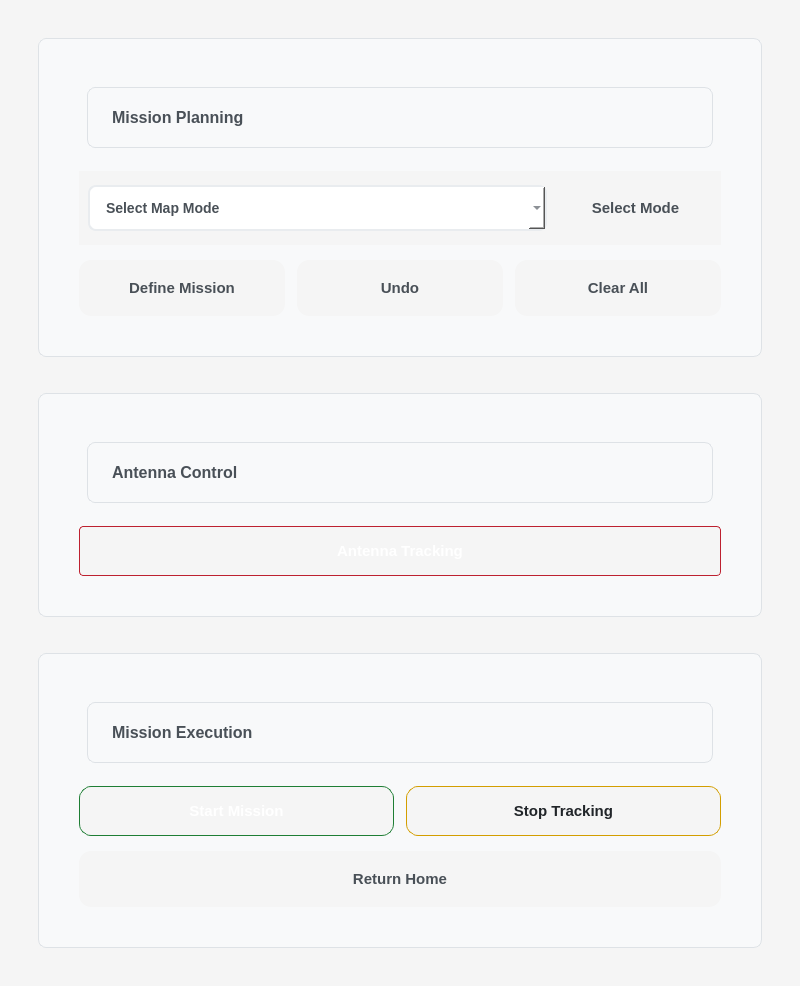
This is uifolder/TargetsPage.ui in Jelsin29/GCS_USV as Qt 5 draws it before an edit. The edited form follows.
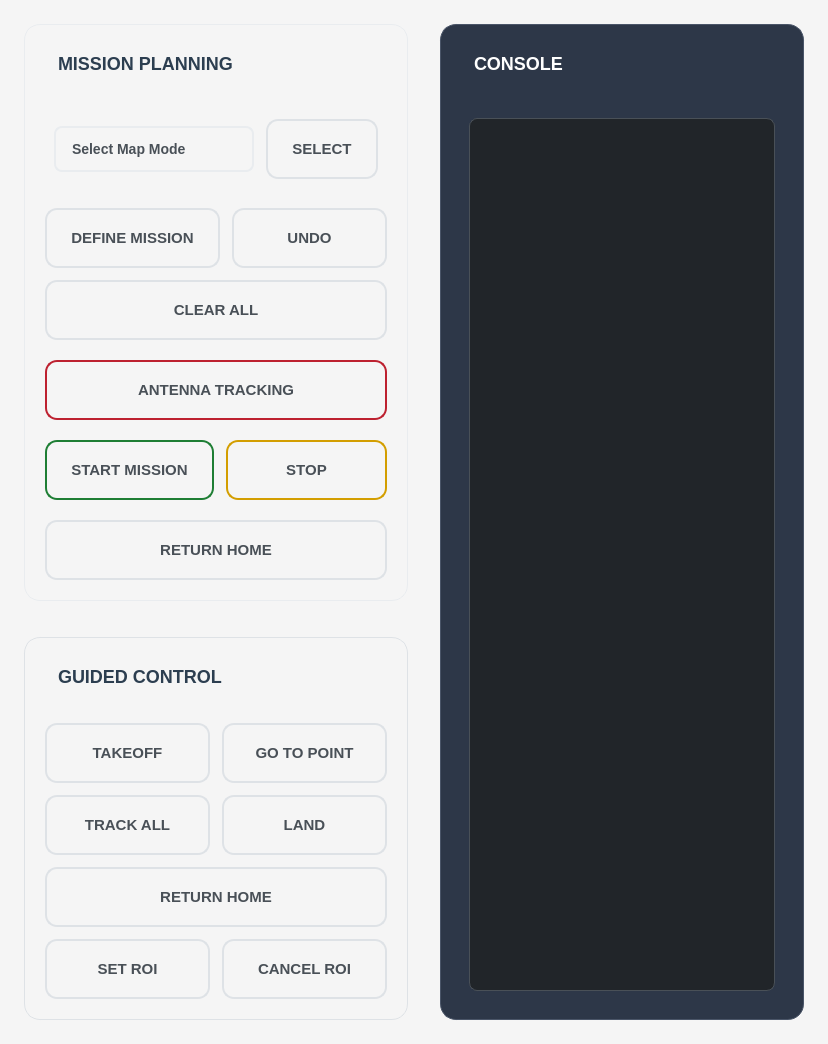
This is the edited form.

The edit to the form file:
```diff
--- a/uifolder/TargetsPage.ui
+++ b/uifolder/TargetsPage.ui
@@ -14,49 +14,61 @@
    <string>Mission Control</string>
   </property>
   <property name="styleSheet">
-   <string notr="true">
-/* MODERN MISSION CONTROL - TESLA STYLE */
+   <string notr="true">/* MODERN MISSION CONTROL - LIGHT THEME TESLA STYLE */
 QWidget {
     background-color: #f5f5f5;
     color: #2c3e50;
     font-family: 'Segoe UI', 'San Francisco', Arial, sans-serif;
 }
 
+/* MAIN FRAMES - CLEAN CARDS WITH SHADOWS */
 QFrame {
     background-color: #ffffff;
-    border: none;
+    border: 1px solid #e9ecef;
     border-radius: 16px;
     margin: 8px;
     padding: 20px;
-    box-shadow: 0 4px 20px rgba(0, 0, 0, 0.08);
 }
 
+/* SECTION TITLES - MODERN STYLE */
+QLabel#missionLabel, QLabel#guidedLabel, QLabel#consoleLabel {
+    color: #2c3e50;
+    font-size: 18px;
+    font-weight: 600;
+    background: transparent;
+    border: none;
+    margin-bottom: 16px;
+    padding: 0px;
+}
+
+/* MODERN BUTTONS - WITH BORDERS, NO SHADOWS */
 QPushButton {
     background: qlineargradient(x1:0, y1:0, x2:0, y2:1, 
                                stop:0 #f8f9fa, stop:1 #e9ecef);
-    border: none;
+    border: 2px solid #dee2e6;
     border-radius: 12px;
     padding: 16px 24px;
     color: #495057;
     font-weight: 600;
     font-size: 15px;
     min-height: 24px;
-    box-shadow: 0 2px 12px rgba(0, 0, 0, 0.08);
 }
 
 QPushButton:hover {
     background: qlineargradient(x1:0, y1:0, x2:0, y2:1, 
                                stop:0 #e9ecef, stop:1 #dee2e6);
-    transform: translateY(-2px);
-    box-shadow: 0 4px 16px rgba(0, 0, 0, 0.12);
+    border-color: #0d6efd;
+    color: #0d6efd;
+    transform: translateY(-1px);
 }
 
 QPushButton:pressed {
     background: #dee2e6;
+    border-color: #ced4da;
     transform: translateY(0px);
-    box-shadow: 0 2px 8px rgba(0, 0, 0, 0.08);
 }
 
+/* MODERN COMBO BOX - WITH BORDERS */
 QComboBox {
     background: #ffffff;
     border: 2px solid #e9ecef;
@@ -65,128 +77,322 @@
     color: #495057;
     font-weight: 500;
     font-size: 14px;
-    box-shadow: 0 2px 8px rgba(0, 0, 0, 0.05);
 }
 
 QComboBox:hover {
     border-color: #0d6efd;
-    box-shadow: 0 0 0 3px rgba(13, 110, 253, 0.1);
 }
 
+QComboBox::drop-down {
+    border: none;
+    width: 30px;
+}
+
+QComboBox::down-arrow {
+    image: none;
+    border-left: 5px solid transparent;
+    border-right: 5px solid transparent;
+    border-top: 5px solid #495057;
+    margin-right: 10px;
+}
+
+QComboBox QAbstractItemView {
+    background-color: #ffffff;
+    border: 1px solid #e9ecef;
+    border-radius: 8px;
+    selection-background-color: #0d6efd;
+    color: #495057;
+}
+
+/* SPECIAL BUTTON COLORS - WITH BORDERS */
+QPushButton#btn_antenna {
+    background: qlineargradient(x1:0, y1:0, x2:0, y2:1, 
+                               stop:0 #dc3545, stop:1 #c82333);
+    border: 2px solid #bd2130;
+    color: #495057;
+}
+
+QPushButton#btn_antenna:hover {
+    background: qlineargradient(x1:0, y1:0, x2:0, y2:1, 
+                               stop:0 #c82333, stop:1 #bd2130);
+    border-color: #a71e2a;
+}
+
+QPushButton#btn_startMission {
+    background: qlineargradient(x1:0, y1:0, x2:0, y2:1, 
+                               stop:0 #28a745, stop:1 #20c997);
+    border: 2px solid #1e7e34;
+    color: #495057;
+}
+
+QPushButton#btn_startMission:hover {
+    background: qlineargradient(x1:0, y1:0, x2:0, y2:1, 
+                               stop:0 #20c997, stop:1 #1e7e34);
+    border-color: #155724;
+}
+
+QPushButton#btn_abort {
+    background: qlineargradient(x1:0, y1:0, x2:0, y2:1, 
+                               stop:0 #ffc107, stop:1 #e0a800);
+    border: 2px solid #d39e00;
+    color: #495057;
+}
+
+QPushButton#btn_abort:hover {
+    background: qlineargradient(x1:0, y1:0, x2:0, y2:1, 
+                               stop:0 #e0a800, stop:1 #d39e00);
+    border-color: #b8860b;
+}
+
+/* CONSOLE - DARK TERMINAL STYLE */
+QTextBrowser {
+    background-color: #212529;
+    color: #00ff88;
+    border: 1px solid #495057;
+    border-radius: 8px;
+    font-family: 'Consolas', 'SF Mono', monospace;
+    font-size: 12px;
+    padding: 16px;
+}
+
+/* SECTION BACKGROUNDS - SUBTLE DIFFERENT COLORS WITH BORDERS */
+QFrame#missionFrame {
+    background-color: #ffffff;
+    border: 1px solid #e9ecef;
+}
+
+QFrame#guidedFrame {
+    background-color: #f8f9fa;
+    border: 1px solid #dee2e6;
+}
+
+QFrame#consoleFrame {
+    background-color: #2d3748;
+    border: 1px solid #4a5568;
+}
+
+/* CLEAN LABELS */
 QLabel {
     color: #2c3e50;
-    font-weight: 600;
-    font-size: 16px;
     background: transparent;
     border: none;
 }
 
-/* HOVER EFFECTS FOR FRAMES */
-QFrame:hover {
-    box-shadow: 0 8px 32px rgba(0, 0, 0, 0.12);
-    transform: translateY(-2px);
+/* CONSOLE LABEL - WHITE FOR DARK BACKGROUND */
+QLabel#consoleLabel {
+    color: #ffffff;
 }
    </string>
   </property>
   
-  <layout class="QVBoxLayout" name="mainVerticalLayout">
+  <layout class="QHBoxLayout" name="mainHorizontalLayout">
    <property name="spacing">
-    <number>20</number>
+    <number>16</number>
    </property>
    <property name="leftMargin">
-    <number>30</number>
+    <number>16</number>
    </property>
    <property name="topMargin">
-    <number>30</number>
+    <number>16</number>
    </property>
    <property name="rightMargin">
-    <number>30</number>
+    <number>16</number>
    </property>
    <property name="bottomMargin">
-    <number>30</number>
+    <number>16</number>
    </property>
    
-   <!-- MISSION PLANNING SECTION -->
+   <!-- LEFT COLUMN: MISSION + GUIDED -->
    <item>
-    <widget class="QFrame" name="missionPlanningFrame">
+    <widget class="QWidget" name="leftColumn" native="true">
+     <property name="minimumSize">
+      <size>
+       <width>400</width>
+       <height>0</height>
+      </size>
+     </property>
      <property name="styleSheet">
-      <string notr="true">QFrame{
-    background-color: #f8f9fa;
-    border: 1px solid #dee2e6;
-    border-radius: 8px;
-}</string>
+      <string>QWidget { background: transparent; }</string>
      </property>
-     <property name="frameShape">
-      <enum>QFrame::StyledPanel</enum>
-     </property>
-     <layout class="QVBoxLayout" name="missionPlanningLayout">
+     <layout class="QVBoxLayout" name="leftColumnLayout">
       <property name="spacing">
-       <number>15</number>
+       <number>20</number>
       </property>
       <property name="leftMargin">
-       <number>20</number>
+       <number>0</number>
       </property>
       <property name="topMargin">
-       <number>20</number>
+       <number>0</number>
       </property>
       <property name="rightMargin">
-       <number>20</number>
+       <number>0</number>
       </property>
       <property name="bottomMargin">
-       <number>20</number>
+       <number>0</number>
       </property>
       
+      <!-- MISSION SECTION -->
       <item>
-       <widget class="QLabel" name="missionPlanningLabel">
-        <property name="text">
-         <string>Mission Planning</string>
-        </property>
-        <property name="styleSheet">
-         <string>QLabel { font-size: 16px; font-weight: bold; color: #495057; }</string>
-        </property>
-       </widget>
-      </item>
-      
-      <item>
-       <widget class="QWidget" name="modeSelectionWidget" native="true">
-        <layout class="QHBoxLayout" name="modeSelectionLayout" stretch="3,1">
+       <widget class="QFrame" name="missionFrame">
+        <layout class="QVBoxLayout" name="missionLayout">
          <property name="spacing">
-          <number>12</number>
+          <number>20</number>
          </property>
+         <property name="leftMargin">
+          <number>0</number>
+         </property>
+         <property name="topMargin">
+          <number>0</number>
+         </property>
+         <property name="rightMargin">
+          <number>0</number>
+         </property>
+         <property name="bottomMargin">
+          <number>0</number>
+         </property>
+         
          <item>
-          <widget class="QComboBox" name="modes_comboBox">
-           <property name="minimumHeight">
-            <number>40</number>
+          <widget class="QLabel" name="missionLabel">
+           <property name="text">
+            <string>MISSION PLANNING</string>
            </property>
-           <item>
-            <property name="text">
-             <string>Select Map Mode</string>
+          </widget>
+         </item>
+         
+         <item>
+          <widget class="QWidget" name="modeSelectionWidget" native="true">
+           <property name="styleSheet">
+            <string>QWidget { background: transparent; }</string>
+           </property>
+           <layout class="QHBoxLayout" name="modeSelectionLayout">
+            <property name="spacing">
+             <number>12</number>
             </property>
+            <item>
+             <widget class="QComboBox" name="modes_comboBox">
+              <property name="minimumHeight">
+               <number>48</number>
+              </property>
+              <item>
+               <property name="text">
+                <string>Select Map Mode</string>
+               </property>
+              </item>
+              <item>
+               <property name="text">
+                <string>Marker Mode</string>
+               </property>
+              </item>
+              <item>
+               <property name="text">
+                <string>Area Selection Mode</string>
+               </property>
+              </item>
+              <item>
+               <property name="text">
+                <string>Waypoint Mode</string>
+               </property>
+              </item>
+             </widget>
+            </item>
+            <item>
+             <widget class="QPushButton" name="btn_chooseMode">
+              <property name="text">
+               <string>SELECT</string>
+              </property>
+              <property name="minimumHeight">
+               <number>48</number>
+              </property>
+             </widget>
+            </item>
+           </layout>
+          </widget>
+         </item>
+         
+         <item>
+          <layout class="QGridLayout" name="missionButtonsGrid">
+           <property name="spacing">
+            <number>12</number>
+           </property>
+           <item row="0" column="0">
+            <widget class="QPushButton" name="btn_setMission">
+             <property name="text">
+              <string>DEFINE MISSION</string>
+             </property>
+             <property name="minimumHeight">
+              <number>48</number>
+             </property>
+            </widget>
            </item>
-           <item>
-            <property name="text">
-             <string>Marker Mode</string>
-            </property>
+           <item row="0" column="1">
+            <widget class="QPushButton" name="btn_undo">
+             <property name="text">
+              <string>UNDO</string>
+             </property>
+             <property name="minimumHeight">
+              <number>48</number>
+             </property>
+            </widget>
            </item>
+           <item row="1" column="0" colspan="2">
+            <widget class="QPushButton" name="btn_clearAll">
+             <property name="text">
+              <string>CLEAR ALL</string>
+             </property>
+             <property name="minimumHeight">
+              <number>48</number>
+             </property>
+            </widget>
+           </item>
+          </layout>
+         </item>
+         
+         <item>
+          <widget class="QPushButton" name="btn_antenna">
+           <property name="text">
+            <string>ANTENNA TRACKING</string>
+           </property>
+           <property name="minimumHeight">
+            <number>56</number>
+           </property>
+          </widget>
+         </item>
+         
+         <item>
+          <layout class="QHBoxLayout" name="executionButtonsLayout">
+           <property name="spacing">
+            <number>12</number>
+           </property>
            <item>
-            <property name="text">
-             <string>Area Selection Mode</string>
-            </property>
+            <widget class="QPushButton" name="btn_startMission">
+             <property name="text">
+              <string>START MISSION</string>
+             </property>
+             <property name="minimumHeight">
+              <number>56</number>
+             </property>
+            </widget>
            </item>
            <item>
-            <property name="text">
-             <string>Waypoint Mode</string>
-            </property>
+            <widget class="QPushButton" name="btn_abort">
+             <property name="text">
+              <string>STOP</string>
+             </property>
+             <property name="minimumHeight">
+              <number>56</number>
+             </property>
+            </widget>
            </item>
-          </widget>
+          </layout>
          </item>
+         
          <item>
-          <widget class="QPushButton" name="btn_chooseMode">
+          <widget class="QPushButton" name="btn_rtl">
            <property name="text">
-            <string>Select Mode</string>
+            <string>RETURN HOME</string>
            </property>
            <property name="minimumHeight">
-            <number>40</number>
+            <number>48</number>
            </property>
           </widget>
          </item>
@@ -194,253 +400,165 @@
        </widget>
       </item>
       
+      <!-- GUIDED SECTION -->
       <item>
-       <layout class="QHBoxLayout" name="missionButtonsLayout">
-        <property name="spacing">
-         <number>12</number>
-        </property>
-        <item>
-         <widget class="QPushButton" name="btn_setMission">
-          <property name="text">
-           <string>Define Mission</string>
-          </property>
-          <property name="minimumHeight">
-           <number>40</number>
-          </property>
-         </widget>
-        </item>
-        <item>
-         <widget class="QPushButton" name="btn_undo">
-          <property name="text">
-           <string>Undo</string>
-          </property>
-          <property name="minimumHeight">
-           <number>40</number>
-          </property>
-         </widget>
-        </item>
-        <item>
-         <widget class="QPushButton" name="btn_clearAll">
-          <property name="text">
-           <string>Clear All</string>
-          </property>
-          <property name="minimumHeight">
-           <number>40</number>
-          </property>
-         </widget>
-        </item>
-       </layout>
+       <widget class="QFrame" name="guidedFrame">
+        <layout class="QVBoxLayout" name="guidedLayout">
+         <property name="spacing">
+          <number>20</number>
+         </property>
+         <property name="leftMargin">
+          <number>0</number>
+         </property>
+         <property name="topMargin">
+          <number>0</number>
+         </property>
+         <property name="rightMargin">
+          <number>0</number>
+         </property>
+         <property name="bottomMargin">
+          <number>0</number>
+         </property>
+         
+         <item>
+          <widget class="QLabel" name="guidedLabel">
+           <property name="text">
+            <string>GUIDED CONTROL</string>
+           </property>
+          </widget>
+         </item>
+         
+         <item>
+          <layout class="QGridLayout" name="guidedButtonsGrid">
+           <property name="spacing">
+            <number>12</number>
+           </property>
+           <item row="0" column="0">
+            <widget class="QPushButton" name="btn_takeoff">
+             <property name="text">
+              <string>TAKEOFF</string>
+             </property>
+             <property name="minimumHeight">
+              <number>48</number>
+             </property>
+            </widget>
+           </item>
+           <item row="0" column="1">
+            <widget class="QPushButton" name="btn_move">
+             <property name="text">
+              <string>GO TO POINT</string>
+             </property>
+             <property name="minimumHeight">
+              <number>48</number>
+             </property>
+            </widget>
+           </item>
+           <item row="1" column="0">
+            <widget class="QPushButton" name="btn_track_all">
+             <property name="text">
+              <string>TRACK ALL</string>
+             </property>
+             <property name="minimumHeight">
+              <number>48</number>
+             </property>
+            </widget>
+           </item>
+           <item row="1" column="1">
+            <widget class="QPushButton" name="btn_land">
+             <property name="text">
+              <string>LAND</string>
+             </property>
+             <property name="minimumHeight">
+              <number>48</number>
+             </property>
+            </widget>
+           </item>
+           <item row="2" column="0" colspan="2">
+            <widget class="QPushButton" name="btn_rtl_2">
+             <property name="text">
+              <string>RETURN HOME</string>
+             </property>
+             <property name="minimumHeight">
+              <number>48</number>
+             </property>
+            </widget>
+           </item>
+           <item row="3" column="0">
+            <widget class="QPushButton" name="btn_set_roi">
+             <property name="text">
+              <string>SET ROI</string>
+             </property>
+             <property name="minimumHeight">
+              <number>48</number>
+             </property>
+            </widget>
+           </item>
+           <item row="3" column="1">
+            <widget class="QPushButton" name="btn_cancel_roi">
+             <property name="text">
+              <string>CANCEL ROI</string>
+             </property>
+             <property name="minimumHeight">
+              <number>48</number>
+             </property>
+            </widget>
+           </item>
+          </layout>
+         </item>
+        </layout>
+       </widget>
       </item>
      </layout>
     </widget>
    </item>
    
-   <!-- ANTENNA TRACKING SECTION -->
+   <!-- RIGHT COLUMN: CONSOLE -->
    <item>
-    <widget class="QFrame" name="antennaFrame">
-     <property name="styleSheet">
-      <string notr="true">QFrame{
-    background-color: #f8f9fa;
-    border: 1px solid #dee2e6;
-    border-radius: 8px;
-}</string>
+    <widget class="QFrame" name="consoleFrame">
+     <property name="minimumSize">
+      <size>
+       <width>380</width>
+       <height>0</height>
+      </size>
      </property>
-     <property name="frameShape">
-      <enum>QFrame::StyledPanel</enum>
-     </property>
-     <layout class="QVBoxLayout" name="antennaLayout">
+     <layout class="QVBoxLayout" name="consoleLayout">
       <property name="spacing">
-       <number>15</number>
-      </property>
-      <property name="leftMargin">
        <number>20</number>
       </property>
-      <property name="topMargin">
-       <number>20</number>
-      </property>
-      <property name="rightMargin">
-       <number>20</number>
-      </property>
-      <property name="bottomMargin">
-       <number>20</number>
-      </property>
-      
-      <item>
-       <widget class="QLabel" name="antennaLabel">
-        <property name="text">
-         <string>Antenna Control</string>
-        </property>
-        <property name="styleSheet">
-         <string>QLabel { font-size: 16px; font-weight: bold; color: #495057; }</string>
-        </property>
-       </widget>
-      </item>
-      
-      <item>
-       <widget class="QPushButton" name="btn_antenna">
-        <property name="styleSheet">
-         <string notr="true">QPushButton{
-    border-radius: 4px;
-    background-color: qlineargradient(x1:0, y1:0, x2:0, y2:1, 
-                                      stop:0 #dc3545, stop:1 #c82333);
-    border: 1px solid #bd2130;
-    color: #ffffff;
-    font-weight: 600;
-    padding: 12px 16px;
-    min-height: 24px;
-}
-QPushButton:hover{ 
-    background-color: qlineargradient(x1:0, y1:0, x2:0, y2:1, 
-                                      stop:0 #c82333, stop:1 #bd2130);
-}
-QPushButton:pressed{
-    background-color: #bd2130;
-}
-QPushButton:disabled{ 
-    background-color: #6c757d;
-    border-color: #6c757d;
-    color: #ffffff;
-}</string>
-        </property>
-        <property name="text">
-         <string>Antenna Tracking</string>
-        </property>
-        <property name="minimumHeight">
-         <number>50</number>
-        </property>
-       </widget>
-      </item>
-     </layout>
-    </widget>
-   </item>
-   
-   <!-- MISSION EXECUTION SECTION -->
-   <item>
-    <widget class="QFrame" name="missionExecutionFrame">
-     <property name="styleSheet">
-      <string notr="true">QFrame{
-    background-color: #f8f9fa;
-    border: 1px solid #dee2e6;
-    border-radius: 8px;
-}</string>
-     </property>
-     <property name="frameShape">
-      <enum>QFrame::StyledPanel</enum>
-     </property>
-     <layout class="QVBoxLayout" name="missionExecutionLayout">
-      <property name="spacing">
-       <number>15</number>
-      </property>
       <property name="leftMargin">
-       <number>20</number>
+       <number>0</number>
       </property>
       <property name="topMargin">
-       <number>20</number>
+       <number>0</number>
       </property>
       <property name="rightMargin">
-       <number>20</number>
+       <number>0</number>
       </property>
       <property name="bottomMargin">
-       <number>20</number>
+       <number>0</number>
       </property>
       
       <item>
-       <widget class="QLabel" name="missionExecutionLabel">
+       <widget class="QLabel" name="consoleLabel">
         <property name="text">
-         <string>Mission Execution</string>
+         <string>CONSOLE</string>
         </property>
-        <property name="styleSheet">
-         <string>QLabel { font-size: 16px; font-weight: bold; color: #495057; }</string>
-        </property>
        </widget>
       </item>
       
       <item>
-       <layout class="QHBoxLayout" name="executionButtonsLayout">
-        <property name="spacing">
-         <number>12</number>
+       <widget class="QTextBrowser" name="textBrowser">
+        <property name="minimumSize">
+         <size>
+          <width>0</width>
+          <height>500</height>
+         </size>
         </property>
-        <item>
-         <widget class="QPushButton" name="btn_startMission">
-          <property name="text">
-           <string>Start Mission</string>
-          </property>
-          <property name="styleSheet">
-           <string>QPushButton {
-    background: qlineargradient(x1:0, y1:0, x2:0, y2:1, 
-                                stop:0 #28a745, stop:1 #20c997);
-    border: 1px solid #1e7e34;
-    color: #ffffff;
-    font-weight: 600;
-    padding: 12px 16px;
-    min-height: 24px;
-}
-QPushButton:hover {
-    background: qlineargradient(x1:0, y1:0, x2:0, y2:1, 
-                                stop:0 #20c997, stop:1 #1e7e34);
-}</string>
-          </property>
-          <property name="minimumHeight">
-           <number>50</number>
-          </property>
-         </widget>
-        </item>
-        <item>
-         <widget class="QPushButton" name="btn_abort">
-          <property name="text">
-           <string>Stop Tracking</string>
-          </property>
-          <property name="styleSheet">
-           <string>QPushButton {
-    background: qlineargradient(x1:0, y1:0, x2:0, y2:1, 
-                                stop:0 #ffc107, stop:1 #e0a800);
-    border: 1px solid #d39e00;
-    color: #212529;
-    font-weight: 600;
-    padding: 12px 16px;
-    min-height: 24px;
-}
-QPushButton:hover {
-    background: qlineargradient(x1:0, y1:0, x2:0, y2:1, 
-                                stop:0 #e0a800, stop:1 #d39e00);
-}</string>
-          </property>
-          <property name="minimumHeight">
-           <number>50</number>
-          </property>
-         </widget>
-        </item>
-       </layout>
-      </item>
-      
-      <item>
-       <widget class="QPushButton" name="btn_rtl">
-        <property name="text">
-         <string>Return Home</string>
-        </property>
-        <property name="minimumHeight">
-         <number>40</number>
-        </property>
        </widget>
       </item>
      </layout>
     </widget>
    </item>
-   
-   <!-- SPACER -->
-   <item>
-    <spacer name="verticalSpacer">
-     <property name="orientation">
-      <enum>Qt::Vertical</enum>
-     </property>
-     <property name="sizeHint" stdset="0">
-      <size>
-       <width>20</width>
-       <height>40</height>
-      </size>
-     </property>
-    </spacer>
-   </item>
   </layout>
  </widget>
  <resources/>
```
